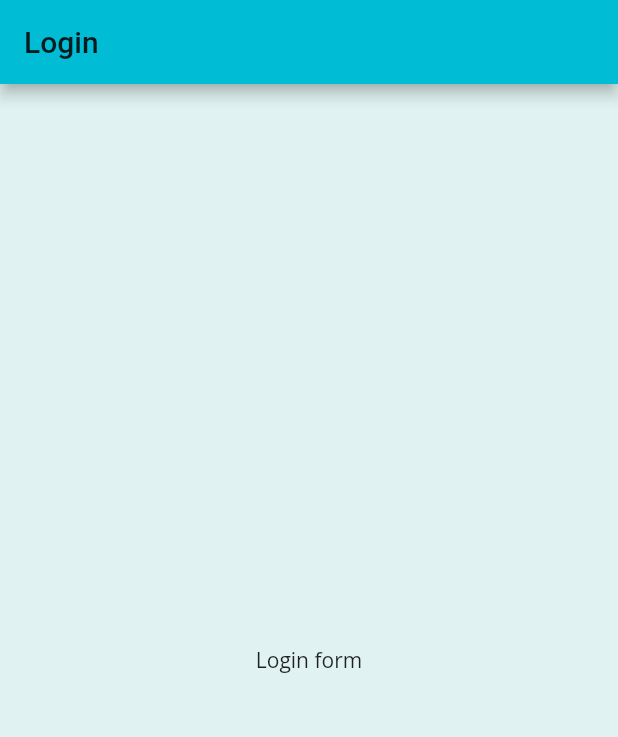
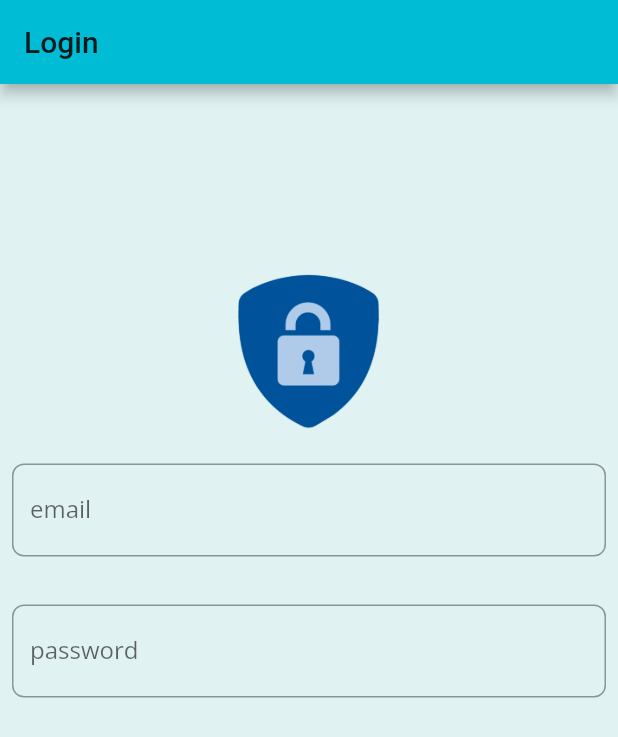
Before and after one commit to vinayakvivek/flutter-login-template, a Flutter app: the screen it shows after launch, on a phone screen of 412 x 824 dp. Shown: the top 737 px of the screen. Run offline on Flutter 3.47's test engine with Material 2 defaults, Android fonts, the phone set to English and light mode, and no system bars; our stand-ins replace bloc, equatable, firebase_auth, firebase_core, flutter_bloc, formz and 2 more; accounts and stored records are empty; statements that could not run were skipped.

Commit message:
Add email and password input fields

```diff
--- a/lib/components/login/view/login_form.dart
+++ b/lib/components/login/view/login_form.dart
@@ -16,11 +16,66 @@ class LoginForm extends StatelessWidget {
             );
         }
       },
-      child: Container(
-        child: Center(
-          child: Text('Login form'),
+      child: Align(
+        alignment: const Alignment(0, -0.5),
+        child: Column(
+          mainAxisSize: MainAxisSize.min,
+          children: [
+            Image.asset(
+              'assets/auth_logo.png',
+              height: 120,
+            ),
+            const SizedBox(height: 16.0),
+            _EmailInput(),
+            const SizedBox(height: 8.0),
+            _PasswordInput(),
+          ],
         ),
       ),
     );
   }
 }
+
+class _EmailInput extends StatelessWidget {
+  @override
+  Widget build(BuildContext context) {
+    return BlocBuilder<LoginCubit, LoginState>(
+      buildWhen: (previous, current) => previous.email != current.email,
+      builder: (context, state) {
+        final bloc = context.bloc<LoginCubit>();
+        return TextField(
+          key: const Key('loginForm_emailInput_textField'),
+          onChanged: (email) => bloc.emailChanged(email),
+          keyboardType: TextInputType.emailAddress,
+          decoration: InputDecoration(
+            labelText: 'email',
+            helperText: '',
+            errorText: state.email.invalid ? 'invalid email' : null,
+          ),
+        );
+      },
+    );
+  }
+}
+
+class _PasswordInput extends StatelessWidget {
+  @override
+  Widget build(BuildContext context) {
+    return BlocBuilder<LoginCubit, LoginState>(
+      buildWhen: (previous, current) => previous.password != current.password,
+      builder: (context, state) {
+        final bloc = context.bloc<LoginCubit>();
+        return TextField(
+          key: const Key('loginForm_passwordInput_textField'),
+          onChanged: (password) => bloc.passwordChanged(password),
+          obscureText: true,
+          decoration: InputDecoration(
+            labelText: 'password',
+            helperText: '',
+            errorText: state.password.invalid ? 'invalid password' : null,
+          ),
+        );
+      },
+    );
+  }
+}
--- a/lib/components/login/view/login_page.dart
+++ b/lib/components/login/view/login_page.dart
@@ -13,11 +13,14 @@ class LoginPage extends StatelessWidget {
   Widget build(BuildContext context) {
     return Scaffold(
       appBar: AppBar(title: const Text('Login')),
-      body: BlocProvider(
-        create: (_) => LoginCubit(
-          context.repository<AuthenticationRepository>(),
+      body: Padding(
+        padding: const EdgeInsets.all(8.0),
+        child: BlocProvider(
+          create: (_) => LoginCubit(
+            context.repository<AuthenticationRepository>(),
+          ),
+          child: LoginForm(),
         ),
-        child: LoginForm(),
       ),
     );
   }
```
